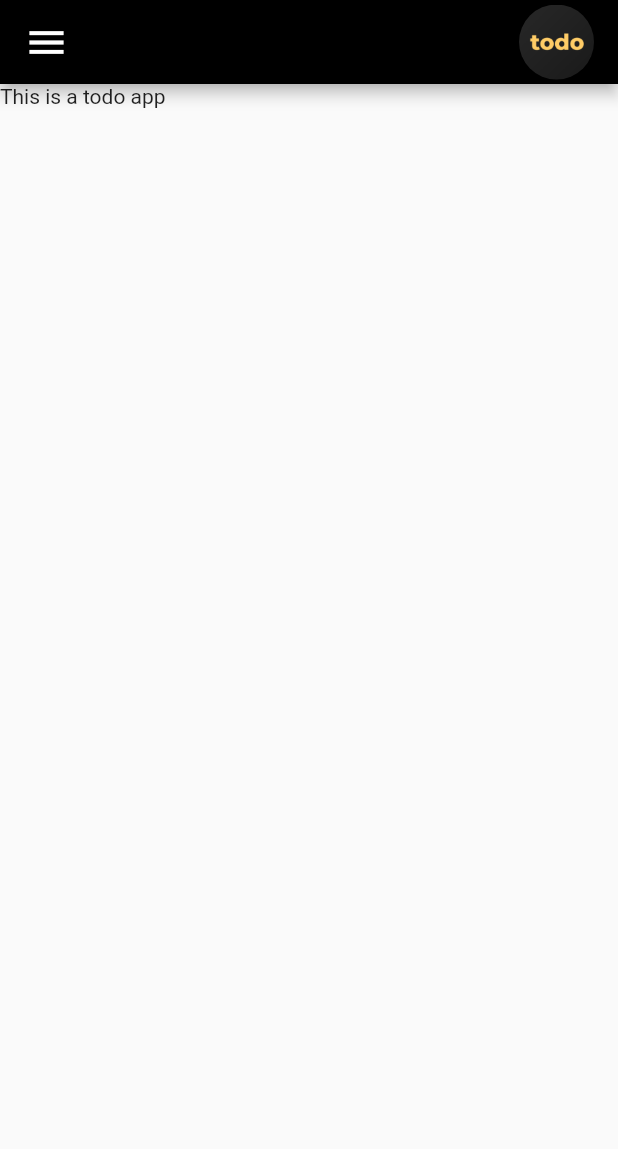
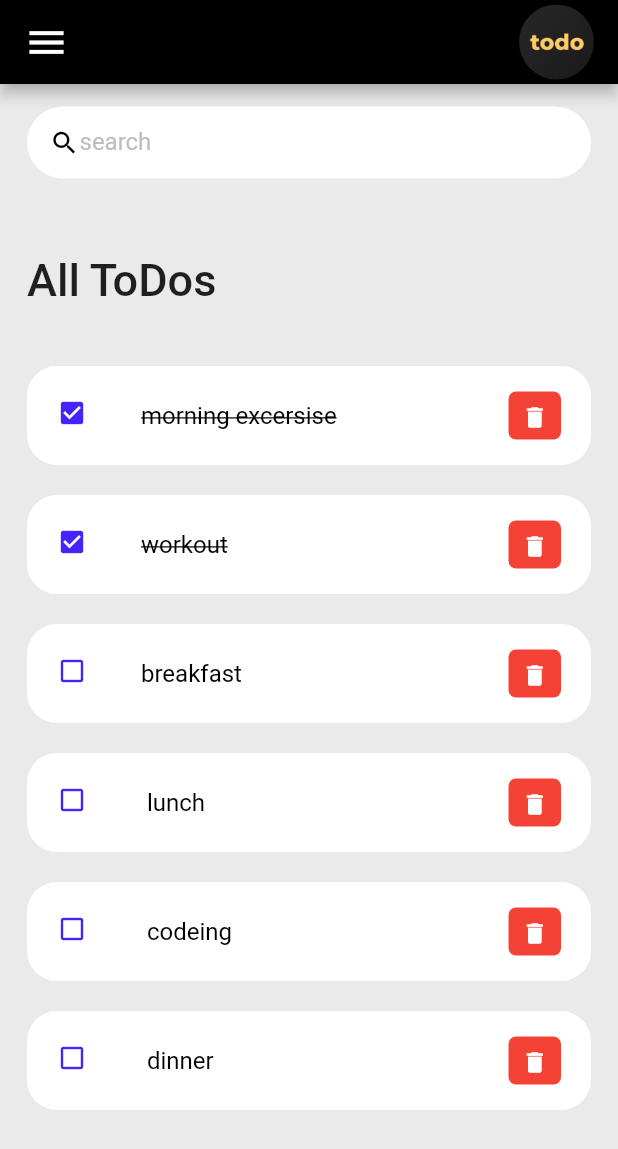
Before and after one commit to smlogsubramani/todo_app_flutter, a Flutter app: the screen it shows after launch, on a phone screen of 412 x 824 dp. Shown: the top 1149 px of the screen. Run offline on Flutter 3.47's test engine with Material 2 defaults, Android fonts, the phone set to English and light mode, and no system bars.

Commit message:
second day commmit

```diff
--- a/lib/main.dart
+++ b/lib/main.dart
@@ -13,6 +13,7 @@ class MyApp extends StatelessWidget {
   Widget build(BuildContext context) {
     return MaterialApp(
       title: 'Todo_App',
+      debugShowCheckedModeBanner: false,
       home:Home(),
     );
   }
--- /dev/null
+++ b/lib/models/todo.dart
@@ -0,0 +1,27 @@
+import 'package:flutter/cupertino.dart';
+
+class ToDo{
+  String? id;
+  String? todoText;
+  bool isDone;
+
+
+
+  ToDo({
+  required this.id,
+  required this.todoText,
+  this.isDone = false,
+
+});
+
+static List<ToDo>  todoList(){
+  return[
+    ToDo(id: '01', todoText: 'morning excersise', isDone: true),
+    ToDo(id: '01', todoText: 'workout', isDone: true),
+    ToDo(id: '01', todoText: 'breakfast',),
+    ToDo(id: '01', todoText: ' lunch', ),
+    ToDo(id: '01', todoText: ' codeing', ),
+    ToDo(id: '01', todoText: ' dinner', ),
+  ];
+}
+}
--- a/lib/screens/home.dart
+++ b/lib/screens/home.dart
@@ -1,12 +1,98 @@
+// ignore_for_file: prefer_const_constructors
+
 import 'package:flutter/material.dart';
+import 'package:todoapp/widgets/todo_items.dart';
 // import 'package:todoapp/constants/colors.dart';
+import '../models/todo.dart';
+
 class Home extends StatelessWidget{
 
-
+  final todosList = ToDo.todoList();
   @override
   Widget build(BuildContext context){
-    return Scaffold(
-      appBar: AppBar(
+    return  Scaffold(
+      backgroundColor: Color.fromARGB(255, 235, 234, 234),
+      appBar: _buildAppBar(),
+        body:Stack(
+          children: [
+            Container(
+               padding: EdgeInsets.fromLTRB(18, 15, 18, 0),
+
+            child: Column(
+              children: [
+                  searchBox(),
+                   Expanded(
+                     child: ListView(
+                      children: [
+                        Container(
+                          padding: EdgeInsets.only(top: 20, bottom: 20),
+                          margin: EdgeInsets.only(top: 30,bottom: 20,),
+                          child: Text('All ToDos',
+                          style :TextStyle(
+                          fontSize: 30,
+
+                          fontWeight: FontWeight.w500,
+                          ),
+                           ),
+                        ),
+                        for (ToDo  todo in todosList)
+                       ToDoItem(todo: todo,),
+
+                      ],
+
+                     ),
+                   )
+
+              ],
+            ),
+      ),
+      Align(
+        alignment: Alignment.bottomCenter,
+        child: Row(children: [
+          Expanded(child: Container(margin: EdgeInsets.only(bottom: 20,right: 20,left: 20,),
+          // decoration: BoxDecoration(
+          //   color: Colors.white,
+
+          // ),
+          ),
+          ),
+        ]),
+      ),
+          ],
+        )
+    );
+  }
+
+  Widget searchBox(){
+    return Container(
+              padding: EdgeInsets.symmetric(horizontal: 15),
+              decoration: BoxDecoration(
+              color:  Color.fromARGB(255, 255, 255, 255),
+              borderRadius:BorderRadius.circular(50),
+
+              ),
+
+              child:TextField(
+                decoration:InputDecoration(
+                  contentPadding: EdgeInsets.all(0),
+                  prefixIcon: Icon(Icons.search,
+                  color: Colors.black,
+                  size: 20),
+                  prefixIconConstraints: BoxConstraints(
+                    maxHeight: 20,
+                    maxWidth: 25,
+                  ),
+                  border: InputBorder.none,
+                  hintText: 'search',
+                  hintStyle: TextStyle(color: Color.fromARGB(255, 189, 189, 189),)
+                ),
+              ),
+
+            );
+  }
+
+  AppBar _buildAppBar() {
+    return AppBar(
       backgroundColor: Colors.black,
       title: Row(
         mainAxisAlignment: MainAxisAlignment.spaceBetween,
@@ -14,7 +100,8 @@ class Home extends StatelessWidget{
        [Icon
         (Icons.menu,
         color: Colors.white,
-          size: 30,),
+        size: 30),
+        // ignore: sized_box_for_whitespace
         Container(
           height: 50,
           width: 50,
@@ -24,10 +111,6 @@ class Home extends StatelessWidget{
           ),
         )
       ]),
-        ),
-        body:Container(
-        child: Text('This is a todo app'),
-      )
       );
   }
 
--- /dev/null
+++ b/lib/widgets/todo_items.dart
@@ -0,0 +1,55 @@
+// ignore_for_file: prefer_const_constructors
+
+import 'package:flutter/material.dart';
+import '../models/todo.dart';
+class ToDoItem extends StatelessWidget{
+  final ToDo todo;
+   const ToDoItem ({Key? key, required this.todo}) : super(key: key);
+
+   @override
+   Widget build(BuildContext context){
+    return Container(
+      padding: EdgeInsets.only(bottom: 20),
+      child: ListTile(
+      onTap: () {
+        print('clicked on the todo bar');
+      },
+        shape:RoundedRectangleBorder(
+          borderRadius: BorderRadius.circular(20),
+        ),
+        contentPadding: EdgeInsets.symmetric(horizontal: 20,vertical: 5),
+        tileColor: Colors.white,
+        leading: Icon(
+         todo.isDone? Icons.check_box : Icons.check_box_outline_blank,
+        color: Color.fromARGB(255, 69, 36, 252),
+        size: 20,),
+        title: Text(
+          todo.todoText!,
+          style: TextStyle(
+          fontSize: 16,
+          color: Color.fromARGB(255, 0, 0, 0),
+          decoration: todo.isDone? TextDecoration.lineThrough : null,
+           ),
+           ),
+           trailing: Container(
+            padding: EdgeInsets.all(0),
+            margin: EdgeInsets.symmetric(vertical: 12),
+            height: 35,
+            width: 35,
+            decoration: BoxDecoration(
+              color: Colors.red,
+              borderRadius: BorderRadius.circular(5)
+            ),
+            child: IconButton(
+              color: Colors.white,
+              iconSize: 18,
+              icon: Icon(Icons.delete),
+              onPressed: (){
+                 print('clicked on the delete button');
+              },
+            ),
+           ),
+    ),
+    );
+   }
+}
```
Also changed, not shown: flutter_01.png (added). Lines whose indentation alone changed are shown as unchanged.
